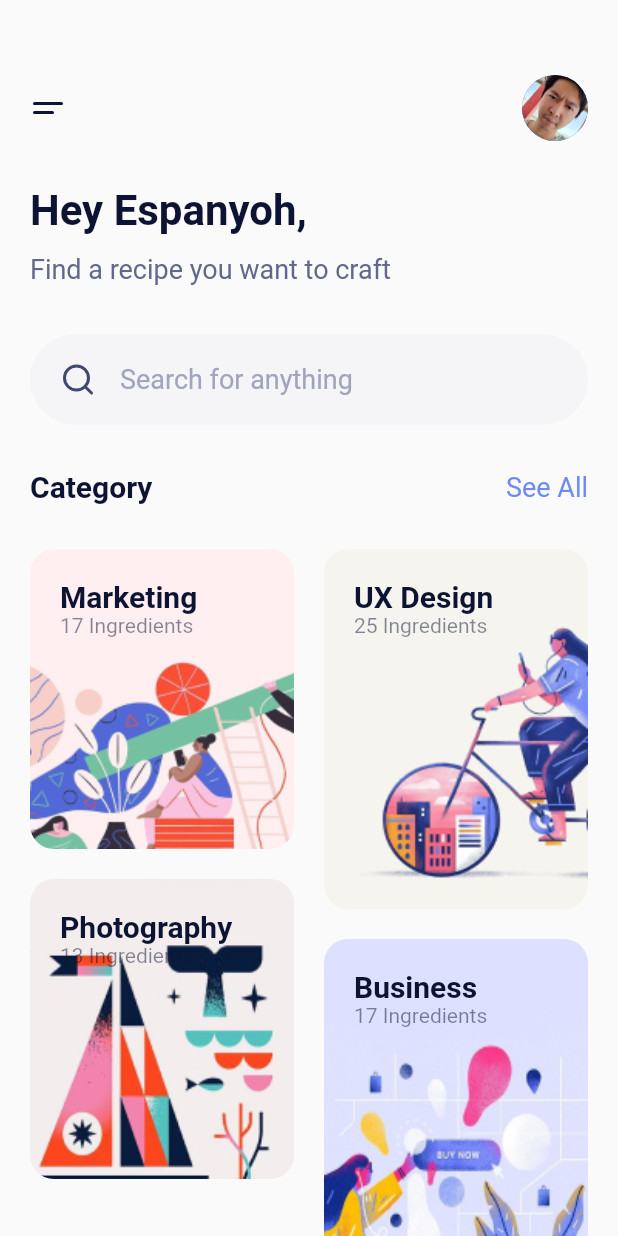
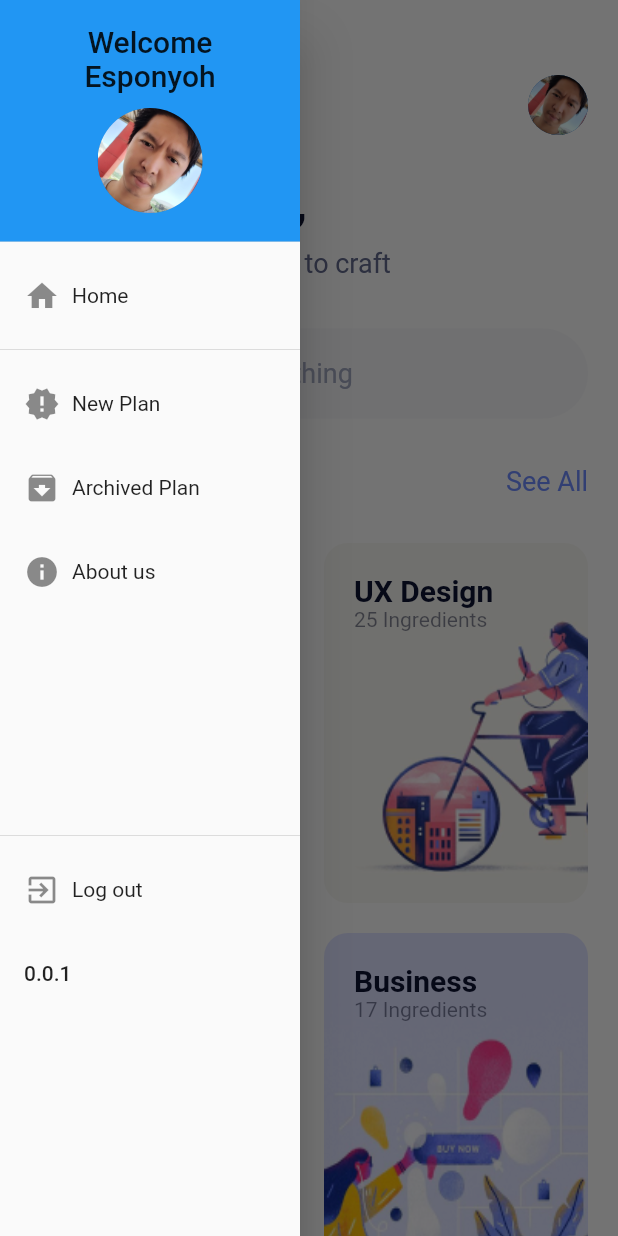
Before and after one commit to espanyoh/mademe-mobile, a Flutter app: the HomeScreen screen opened directly, with the side drawer open (before the commit the screen has no drawer), on a phone screen of 412 x 824 dp. Run offline on Flutter 3.47's test engine with Material 2 defaults, Android fonts, the phone set to English and light mode, and no system bars; our stand-ins replace flutter_svg.

Commit message:
add drawer to home page

```diff
--- a/lib/screens/home_screen.dart
+++ b/lib/screens/home_screen.dart
@@ -4,11 +4,16 @@ import 'package:flutter_svg/flutter_svg.dart';
 import 'package:mademe/model/category.dart';
 import 'package:mademe/screens/recipe_detail_screen.dart';
 import 'package:mademe/utilities/constants.dart';
+import 'package:mademe/widgets/drawer.dart';
 
 class HomeScreen extends StatelessWidget {
+  final GlobalKey<ScaffoldState> _scaffoldKey = new GlobalKey<ScaffoldState>();
+
   @override
   Widget build(BuildContext context) {
     return Scaffold(
+      key: _scaffoldKey,
+      drawer: AppDrawer(),
       body: Padding(
         padding: EdgeInsets.only(left: 20, top: 50, right: 20),
         child: Column(
@@ -17,9 +22,12 @@ class HomeScreen extends StatelessWidget {
             Row(
               mainAxisAlignment: MainAxisAlignment.spaceBetween,
               children: <Widget>[
-                SvgPicture.asset("assets/icons/menu.svg"),
+                GestureDetector(
+                  child: SvgPicture.asset("assets/icons/menu.svg"),
+                  onTap: () => _scaffoldKey.currentState.openDrawer(),
+                ),
                 CircleAvatar(
-                  radius: 22.0,
+                  radius: 20.0,
                   backgroundImage: AssetImage('assets/temp/user.png'),
                 ),
               ],
--- /dev/null
+++ b/lib/widgets/drawer.dart
@@ -0,0 +1,105 @@
+import 'package:flutter/material.dart';
+import 'package:mademe/screens/login_screen.dart';
+
+class AppDrawer extends StatelessWidget {
+  @override
+  Widget build(BuildContext context) {
+    return Container(
+      width: 200.0,
+      child: Drawer(
+        child: ListView(
+          padding: EdgeInsets.zero,
+          children: <Widget>[
+            _createHeader(context),
+            _createDrawerItem(
+              icon: Icons.home,
+              text: 'Home',
+              context: context,
+            ),
+            Divider(),
+            _createDrawerItem(
+              icon: Icons.new_releases,
+              text: 'New Plan',
+              context: context,
+            ),
+            _createDrawerItem(
+              icon: Icons.archive,
+              text: 'Archived Plan',
+              context: context,
+            ),
+            _createDrawerItem(
+              icon: Icons.info,
+              text: 'About us',
+              context: context,
+            ),
+            SizedBox(
+              height: 140.0,
+            ),
+            Divider(),
+            _createDrawerItem(
+              icon: Icons.exit_to_app,
+              text: 'Log out',
+              context: context,
+              onTap: () {
+                Navigator.push(
+                  context,
+                  MaterialPageRoute(builder: (context) => LoginScreen()),
+                );
+              },
+            ),
+            ListTile(
+              title: Text('0.0.1'),
+              onTap: () {},
+            ),
+          ],
+        ),
+      ),
+    );
+  }
+
+  Widget _createHeader(BuildContext context) {
+    return DrawerHeader(
+      child: Column(
+        children: <Widget>[
+          Text(
+            'Welcome Esponyoh',
+            style: Theme.of(context).textTheme.title,
+            textAlign: TextAlign.center,
+          ),
+          SizedBox(
+            height: 10.0,
+          ),
+          CircleAvatar(
+            radius: 35.0,
+            backgroundImage: AssetImage('assets/temp/user.png'),
+          ),
+        ],
+      ),
+      decoration: BoxDecoration(
+        color: Theme.of(context).accentColor,
+      ),
+    );
+  }
+
+  Widget _createDrawerItem(
+      {IconData icon,
+      String text,
+      GestureTapCallback onTap,
+      BuildContext context}) {
+    return ListTile(
+      title: Row(
+        children: <Widget>[
+          Icon(icon),
+          Padding(
+            padding: EdgeInsets.only(left: 8.0),
+            child: Text(
+              text,
+              style: Theme.of(context).textTheme.body1,
+            ),
+          )
+        ],
+      ),
+      onTap: onTap,
+    );
+  }
+}
```
